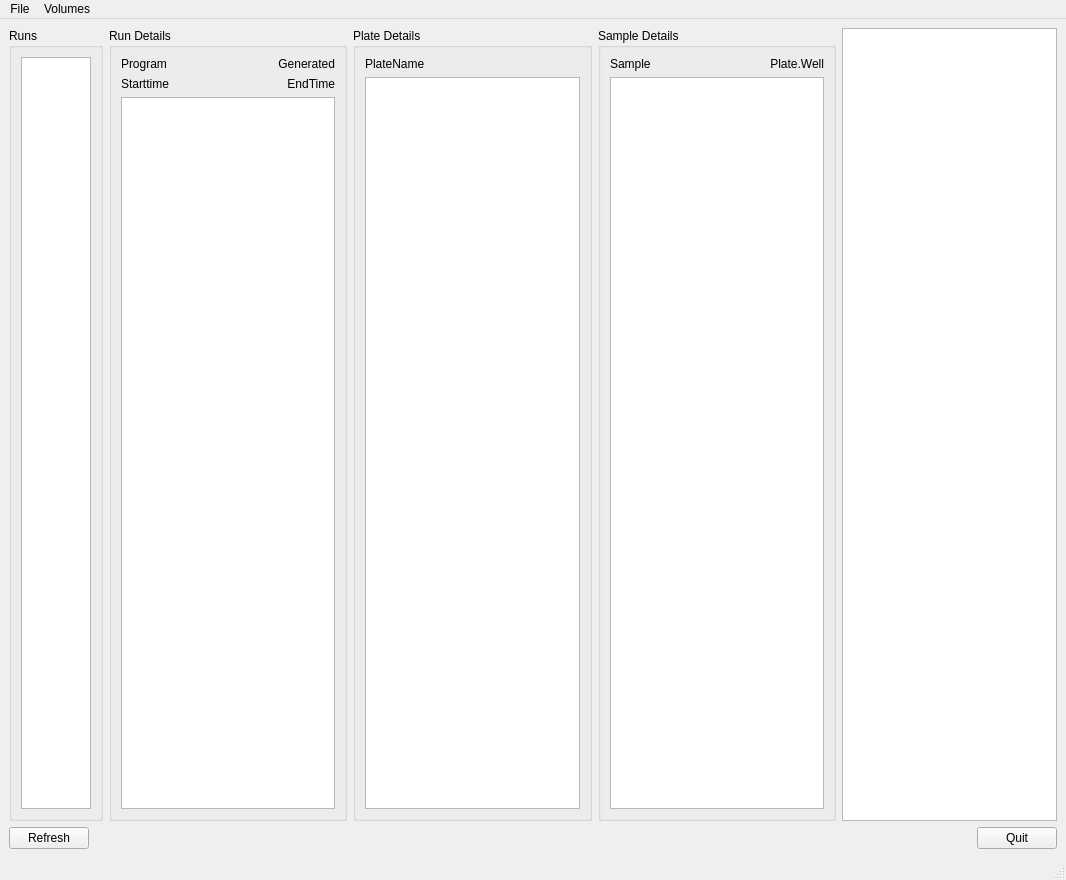
First picture: the form in DB/qtgui/gui_auto.ui, repository btownshend/pyTecan, before the edit.
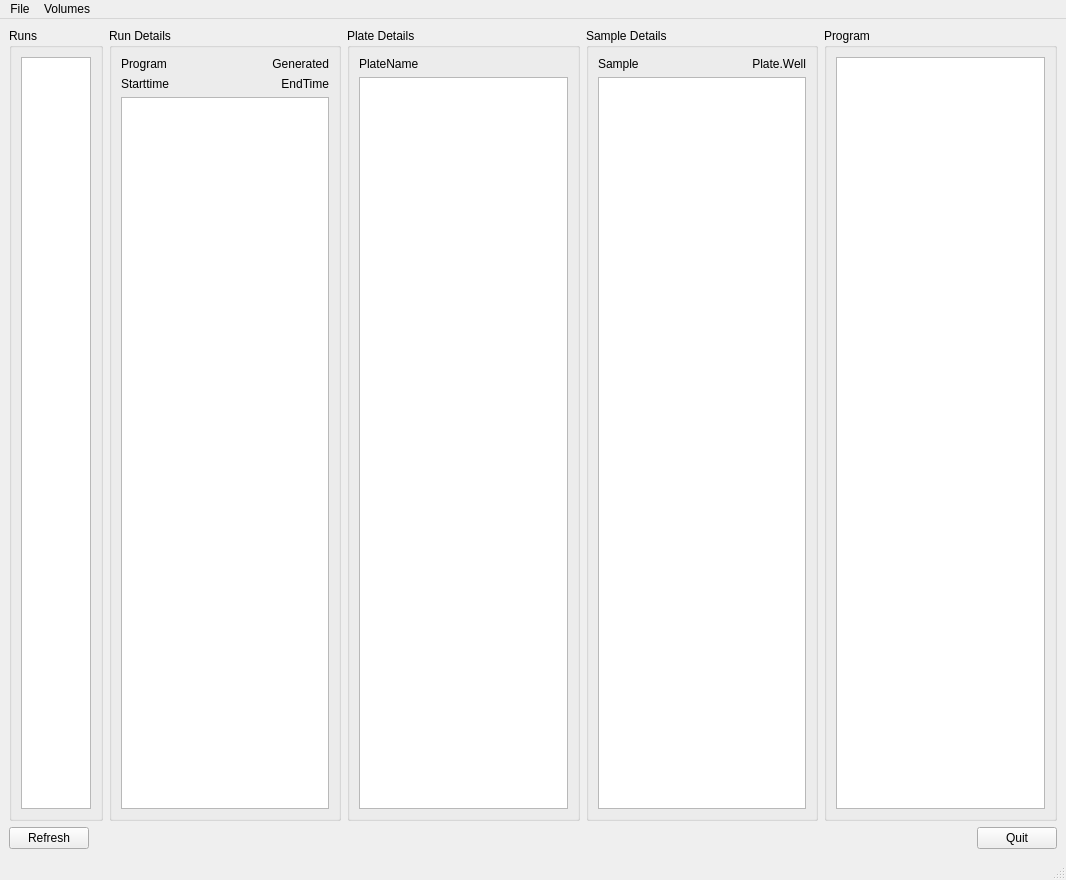
Second picture: the form after the edit.

What changed in the file:
```diff
--- a/DB/qtgui/gui_auto.ui
+++ b/DB/qtgui/gui_auto.ui
@@ -137,7 +137,16 @@
        </widget>
       </item>
       <item>
-       <widget class="QTableView" name="pgmvolsTable"/>
+       <widget class="QGroupBox" name="pgmGroup">
+        <property name="title">
+         <string>Program</string>
+        </property>
+        <layout class="QVBoxLayout" name="verticalLayout_2">
+         <item>
+          <widget class="QTableView" name="pgmvolsTable"/>
+         </item>
+        </layout>
+       </widget>
       </item>
      </layout>
     </item>
```
